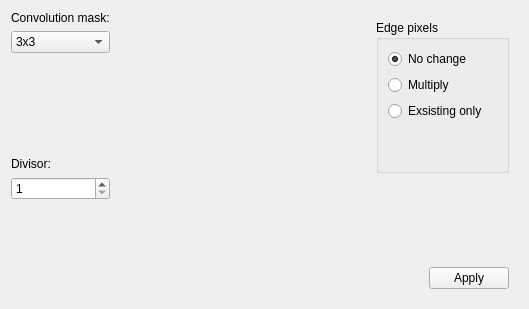
The window that UI/convolutionmatrix.ui (Shadasviar/APOD) describes before a commit, drawn with Qt 5.
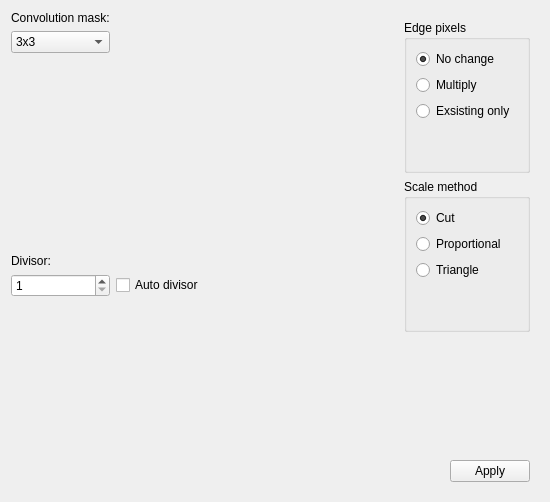
The same window after the commit.

Commit message: Add scale methods for filtering

The edit to the form file:
```diff
--- a/UI/convolutionmatrix.ui
+++ b/UI/convolutionmatrix.ui
@@ -6,15 +6,15 @@
    <rect>
     <x>0</x>
     <y>0</y>
-    <width>529</width>
-    <height>309</height>
+    <width>550</width>
+    <height>502</height>
    </rect>
   </property>
   <property name="windowTitle">
    <string>Frame</string>
   </property>
   <layout class="QGridLayout" name="gridLayout">
-   <item row="2" column="0" colspan="2">
+   <item row="2" column="0" colspan="3">
     <widget class="QFrame" name="matrixFrame">
      <property name="sizePolicy">
       <sizepolicy hsizetype="Expanding" vsizetype="Expanding">
@@ -96,7 +96,7 @@
      </property>
     </spacer>
    </item>
-   <item row="0" column="2" rowspan="6">
+   <item row="0" column="3" rowspan="6">
     <widget class="QFrame" name="optionsFrame">
      <property name="sizePolicy">
       <sizepolicy hsizetype="Expanding" vsizetype="Preferred">
@@ -114,13 +114,62 @@
       <enum>QFrame::Raised</enum>
      </property>
      <layout class="QGridLayout" name="gridLayout_3">
-      <item row="2" column="2">
+      <item row="3" column="2">
        <widget class="QPushButton" name="applyButton">
         <property name="text">
          <string>Apply</string>
         </property>
        </widget>
       </item>
+      <item row="1" column="1" colspan="2">
+       <widget class="QGroupBox" name="scaleBox">
+        <property name="title">
+         <string>Scale method</string>
+        </property>
+        <layout class="QVBoxLayout" name="verticalLayout">
+         <item>
+          <widget class="QRadioButton" name="cutScaleCheck">
+           <property name="text">
+            <string>Cut</string>
+           </property>
+           <property name="checked">
+            <bool>true</bool>
+           </property>
+          </widget>
+         </item>
+         <item>
+          <widget class="QRadioButton" name="proportionalScaleCheck">
+           <property name="text">
+            <string>Proportional</string>
+           </property>
+           <property name="checked">
+            <bool>false</bool>
+           </property>
+          </widget>
+         </item>
+         <item>
+          <widget class="QRadioButton" name="triangleScaleCheck">
+           <property name="text">
+            <string>Triangle</string>
+           </property>
+          </widget>
+         </item>
+         <item>
+          <spacer name="verticalSpacer_4">
+           <property name="orientation">
+            <enum>Qt::Vertical</enum>
+           </property>
+           <property name="sizeHint" stdset="0">
+            <size>
+             <width>20</width>
+             <height>40</height>
+            </size>
+           </property>
+          </spacer>
+         </item>
+        </layout>
+       </widget>
+      </item>
       <item row="0" column="1" colspan="2">
        <widget class="QGroupBox" name="boardPixelsMethods">
         <property name="sizePolicy">
@@ -189,7 +238,7 @@
         </property>
        </spacer>
       </item>
-      <item row="2" column="1">
+      <item row="3" column="1">
        <spacer name="horizontalSpacer">
         <property name="orientation">
          <enum>Qt::Horizontal</enum>
@@ -202,7 +251,7 @@
         </property>
        </spacer>
       </item>
-      <item row="1" column="2">
+      <item row="2" column="2">
        <spacer name="verticalSpacer">
         <property name="orientation">
          <enum>Qt::Vertical</enum>
@@ -225,7 +274,7 @@
      </property>
     </widget>
    </item>
-   <item row="4" column="1">
+   <item row="4" column="2">
     <spacer name="horizontalSpacer_5">
      <property name="orientation">
       <enum>Qt::Horizontal</enum>
@@ -245,7 +294,7 @@
      </property>
     </widget>
    </item>
-   <item row="1" column="1">
+   <item row="1" column="2">
     <spacer name="horizontalSpacer_3">
      <property name="orientation">
       <enum>Qt::Horizontal</enum>
@@ -258,6 +307,13 @@
      </property>
     </spacer>
    </item>
+   <item row="4" column="1">
+    <widget class="QCheckBox" name="autoDivisorCheckBox">
+     <property name="text">
+      <string>Auto divisor</string>
+     </property>
+    </widget>
+   </item>
   </layout>
  </widget>
  <resources/>
```
The commit also changes 4 other files.
